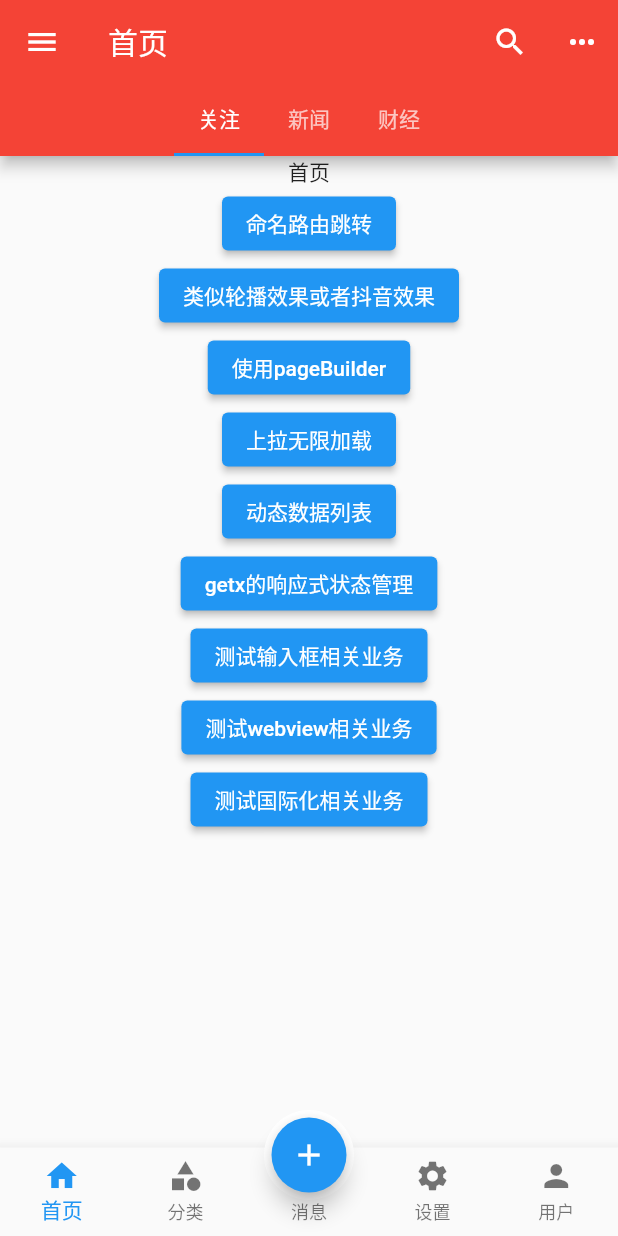
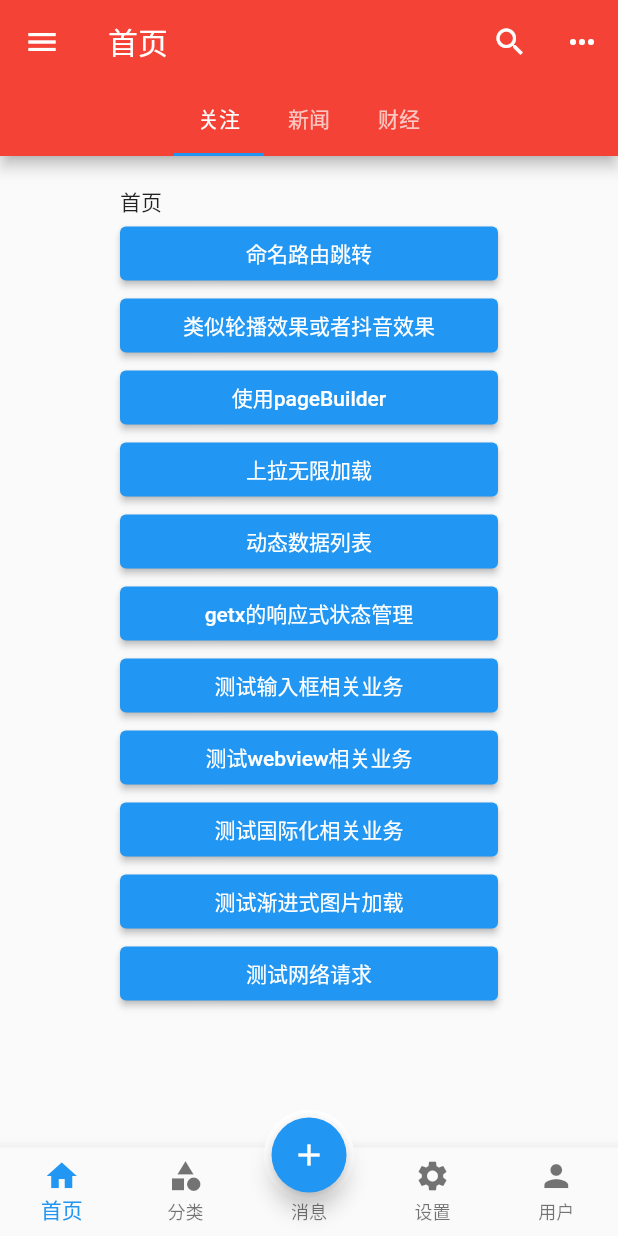
Before and after one commit to JieHaoCai/Flutter-study, a Flutter app: the screen it shows after launch, on a phone screen of 412 x 824 dp. Run offline on Flutter 3.47's test engine with Material 2 defaults, Android fonts, the phone set to English and light mode, and no system bars; our stand-ins replace dio, fluttertoast, get, transparent_image, webview_flutter.

Commit message:
增加网络请求部分

```diff
--- a/lib/api/userApi.dart
+++ b/lib/api/userApi.dart
@@ -1,8 +1,8 @@
 import './baseApi.dart';
 
 class UserApi extends BaseApi {
-  Future<Map<String, dynamic>> getUserInfo(String userId) async {
-    return await get('/user/$userId');
+  Future<Map<String, dynamic>> getUserInfo(data) async {
+    return await post('/vip/product', data);
   }
 }
 
--- a/lib/page/tabs/home.dart
+++ b/lib/page/tabs/home.dart
@@ -14,7 +14,8 @@ class _HomePageState extends State<HomePage> {
   @override
   Widget build(BuildContext context) {
     return Center(
-      child: Column(
+      child: ListView(
+        padding: EdgeInsets.fromLTRB(80, 20, 80, 80),
         children: [
           const Text('首页'),
           ElevatedButton(
@@ -41,7 +42,7 @@ class _HomePageState extends State<HomePage> {
               child: const Text("类似轮播效果或者抖音效果")),
           ElevatedButton(
               onPressed: () {
-                Navigator.of(context).pushNamed("/pagebuilder",arguments: {});
+                Navigator.of(context).pushNamed("/pagebuilder", arguments: {});
               },
               child: const Text("使用pageBuilder")),
           ElevatedButton(
@@ -74,6 +75,16 @@ class _HomePageState extends State<HomePage> {
                 Get.toNamed("/myi18n");
               },
               child: const Text("测试国际化相关业务")),
+          ElevatedButton(
+              onPressed: () {
+                Get.toNamed("/mypic");
+              },
+              child: const Text("测试渐进式图片加载")),
+          ElevatedButton(
+              onPressed: () {
+                Get.toNamed("/testreq");
+              },
+              child: const Text("测试网络请求")),
         ],
       ),
     );
--- a/lib/router/index.dart
+++ b/lib/router/index.dart
@@ -14,6 +14,8 @@ import '../page/getxstatedemo.dart';
 import '../page/inputdemo.dart';
 import '../page/webviewdemo.dart';
 import '../page/i18ndemo.dart';
+import '../page/picloaddemo.dart';
+import '../page/testRequestdemo.dart';
 //引入中间件
 import 'middleware/shopMiddleware.dart';
 
@@ -92,6 +94,16 @@ class AppPage {
         page: () => const MyI18NPage(),
         transition: Transition.rightToLeft //设置单个页面跳转的方式
         ),
+    GetPage(
+        name: "/mypic",
+        page: () => const MyPic(),
+        transition: Transition.rightToLeft //设置单个页面跳转的方式
+        ),
+    GetPage(
+        name: "/testreq",
+        page: () =>  MyRequest(),
+        transition: Transition.rightToLeft //设置单个页面跳转的方式
+        ),
   ];
 }
 
--- a/pubspec.yaml
+++ b/pubspec.yaml
@@ -38,6 +38,7 @@ dependencies:
   get:
   dio: ^5.3.3
   webview_flutter: ^4.4.1
+  transparent_image:
 
 dev_dependencies:
   flutter_test:
```
Also changed, not shown: lib/api/baseApi.dart (+10 -11 lines), lib/page/drawer/leftdraw/leftdraw.dart (+8 -6 lines), lib/page/picloaddemo.dart (added, +81 -0 lines), lib/page/testRequestdemo.dart (added, +55 -0 lines), pubspec.lock, 1 other file.
